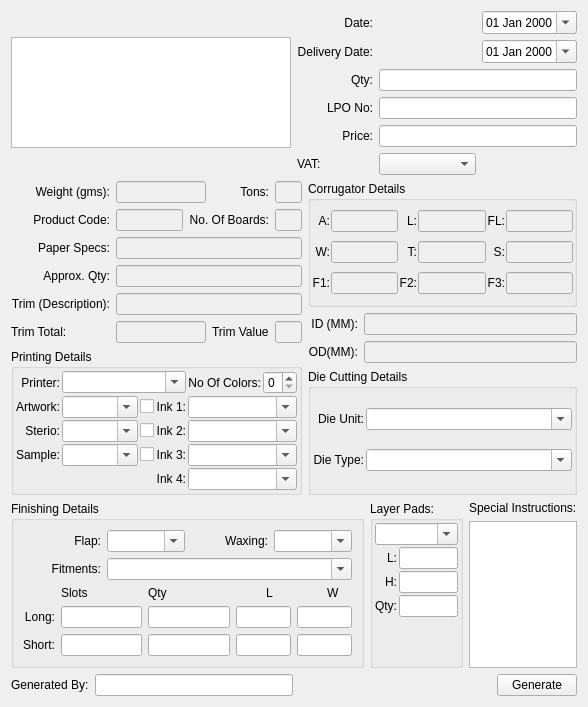
This is megvel/erp_customers/generatejobtickets.ui in eboladev/smarterp as Qt 5 draws it before an edit. The edited form follows.
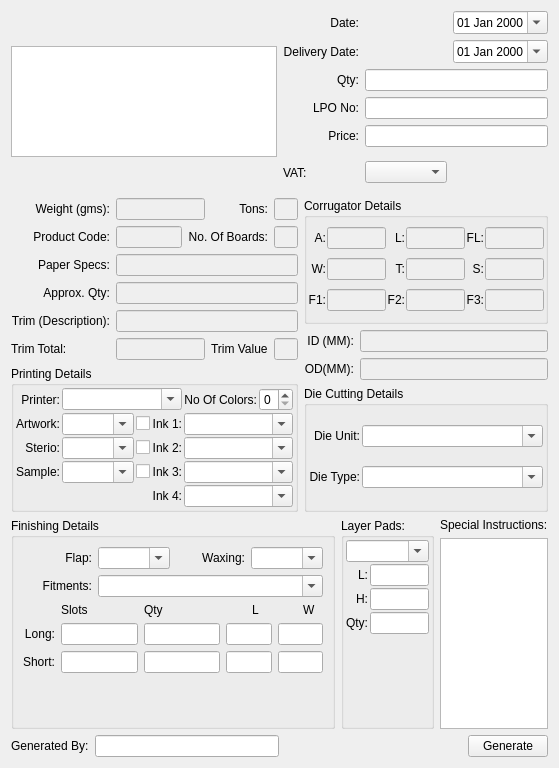
This is the edited form.

The edit to the form file:
```diff
--- a/megvel/erp_customers/generatejobtickets.ui
+++ b/megvel/erp_customers/generatejobtickets.ui
@@ -6,8 +6,8 @@
    <rect>
     <x>0</x>
     <y>0</y>
-    <width>588</width>
-    <height>655</height>
+    <width>559</width>
+    <height>768</height>
    </rect>
   </property>
   <property name="windowTitle">
```
